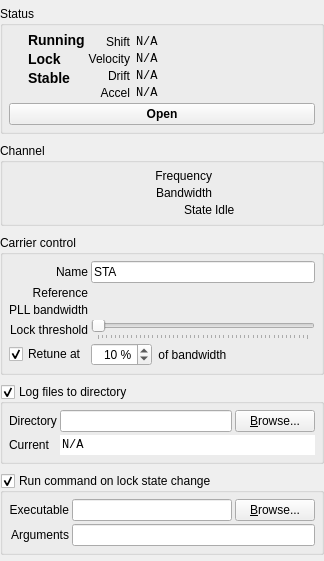
Qt form DriftTool.ui (BatchDrake/AmateurDSN) before a commit.
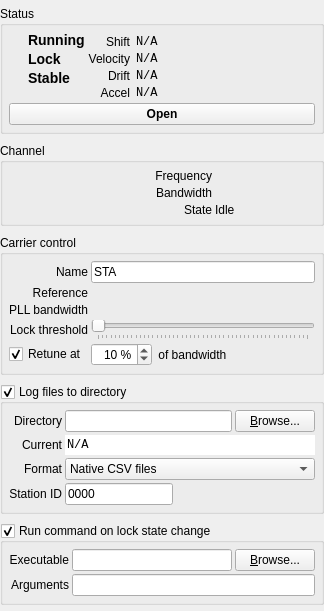
The same form after that commit. Custom widgets are drawn as their Qt base class.

Commit message: Add support for STRF DAT files

Diff of the .ui file:
```diff
--- a/DriftTool.ui
+++ b/DriftTool.ui
@@ -7,7 +7,7 @@
     <x>0</x>
     <y>0</y>
     <width>324</width>
-    <height>561</height>
+    <height>611</height>
    </rect>
   </property>
   <property name="sizePolicy">
@@ -410,7 +410,7 @@
      <property name="checkable">
       <bool>true</bool>
      </property>
-     <layout class="QGridLayout" name="logFileGroupLayout">
+     <layout class="QGridLayout">
       <property name="leftMargin">
        <number>6</number>
       </property>
@@ -426,13 +426,6 @@
       <property name="spacing">
        <number>3</number>
       </property>
-      <item row="0" column="0">
-       <widget class="QLabel" name="label_13">
-        <property name="text">
-         <string>Directory</string>
-        </property>
-       </widget>
-      </item>
       <item row="0" column="1">
        <widget class="QLineEdit" name="logDirEdit"/>
       </item>
@@ -443,13 +436,6 @@
         </property>
        </widget>
       </item>
-      <item row="1" column="0">
-       <widget class="QLabel" name="label_14">
-        <property name="text">
-         <string>Current</string>
-        </property>
-       </widget>
-      </item>
       <item row="1" column="1" colspan="2">
        <widget class="QLineEdit" name="currLogFileEdit">
         <property name="font">
@@ -471,6 +457,79 @@
         </property>
        </widget>
       </item>
+      <item row="2" column="0">
+       <widget class="QLabel" name="label_17">
+        <property name="text">
+         <string>Format</string>
+        </property>
+        <property name="alignment">
+         <set>Qt::AlignRight|Qt::AlignTrailing|Qt::AlignVCenter</set>
+        </property>
+       </widget>
+      </item>
+      <item row="0" column="0">
+       <widget class="QLabel" name="label_13">
+        <property name="text">
+         <string>Directory</string>
+        </property>
+        <property name="alignment">
+         <set>Qt::AlignRight|Qt::AlignTrailing|Qt::AlignVCenter</set>
+        </property>
+       </widget>
+      </item>
+      <item row="2" column="1" colspan="2">
+       <widget class="QComboBox" name="formatCombo">
+        <item>
+         <property name="text">
+          <string>Native CSV files</string>
+         </property>
+        </item>
+        <item>
+         <property name="text">
+          <string>STRF DAT file</string>
+         </property>
+        </item>
+       </widget>
+      </item>
+      <item row="1" column="0">
+       <widget class="QLabel" name="label_14">
+        <property name="text">
+         <string>Current</string>
+        </property>
+        <property name="alignment">
+         <set>Qt::AlignRight|Qt::AlignTrailing|Qt::AlignVCenter</set>
+        </property>
+       </widget>
+      </item>
+      <item row="3" column="0">
+       <widget class="QLabel" name="label_20">
+        <property name="text">
+         <string>Station ID</string>
+        </property>
+        <property name="alignment">
+         <set>Qt::AlignRight|Qt::AlignTrailing|Qt::AlignVCenter</set>
+        </property>
+       </widget>
+      </item>
+      <item row="3" column="1" colspan="2">
+       <widget class="QLineEdit" name="stationIdEdit">
+        <property name="sizePolicy">
+         <sizepolicy hsizetype="Fixed" vsizetype="Fixed">
+          <horstretch>0</horstretch>
+          <verstretch>0</verstretch>
+         </sizepolicy>
+        </property>
+        <property name="text">
+         <string>0000</string>
+        </property>
+        <property name="maxLength">
+         <number>4</number>
+        </property>
+        <property name="placeholderText">
+         <string/>
+        </property>
+       </widget>
+      </item>
      </layout>
     </widget>
    </item>
```
Left out of the diff: 3 changed lines with no effect on the pictures. The commit also changes 2 other files.
